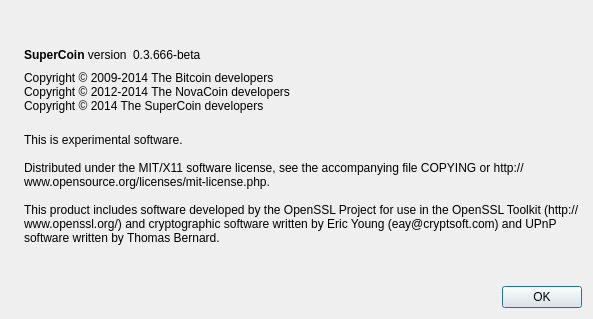
Qt form src/qt/forms/aboutdialog.ui (thirstygerry/SuperCoin) before a commit.
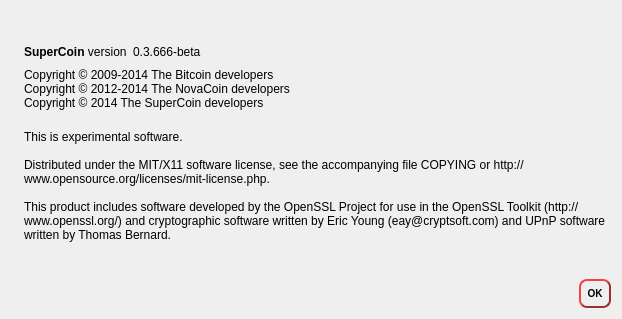
The same form after that commit. Icons and pictures are not drawn.

The edit to the form file:
```diff
--- a/src/qt/forms/aboutdialog.ui
+++ b/src/qt/forms/aboutdialog.ui
@@ -6,7 +6,7 @@
    <rect>
     <x>0</x>
     <y>0</y>
-    <width>593</width>
+    <width>622</width>
     <height>319</height>
    </rect>
   </property>
@@ -136,6 +136,23 @@
      </item>
      <item>
       <widget class="QDialogButtonBox" name="buttonBox">
+       <property name="styleSheet">
+        <string notr="true">QPushButton {
+     
+	color : rgb(0,0,0);
+     border-style: outset;
+     border-width: 2px;
+     border-radius: 8px;
+     border-color: rgb(160, 46, 47);
+     font: bold 10px;
+     min-width: 6em;
+     padding: 6px;
+ }
+QPushButton:pressed {
+     background-color: rgb(160, 46, 47);
+     border-style: inset;
+ }</string>
+       </property>
        <property name="orientation">
         <enum>Qt::Horizontal</enum>
        </property>
```
